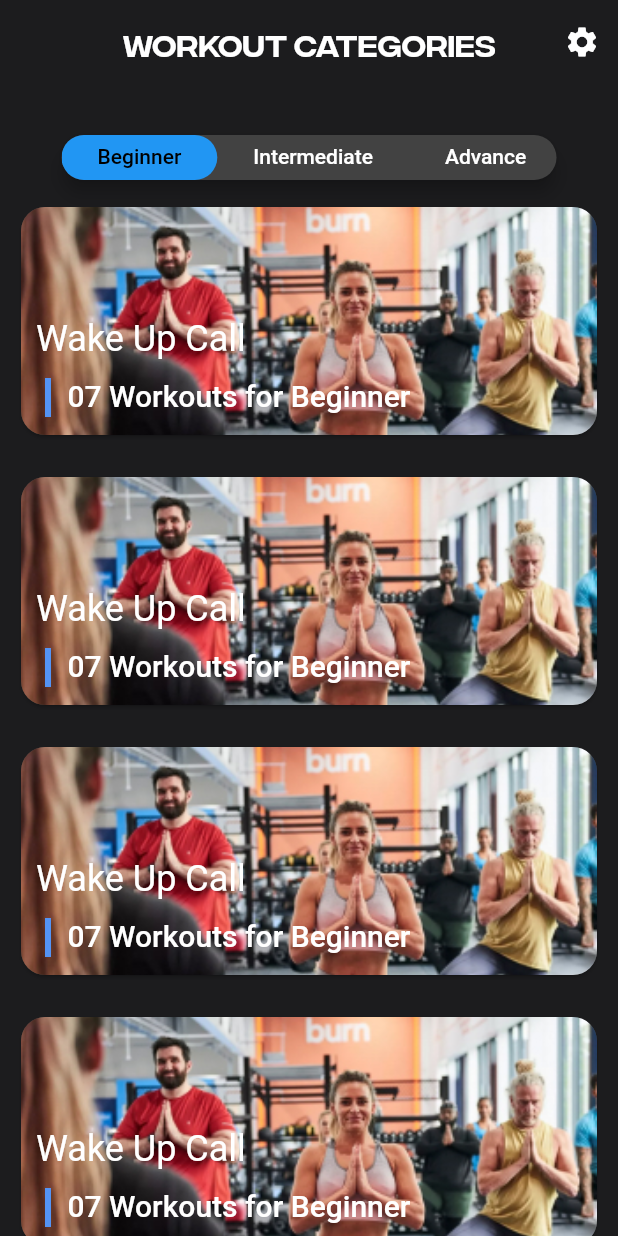
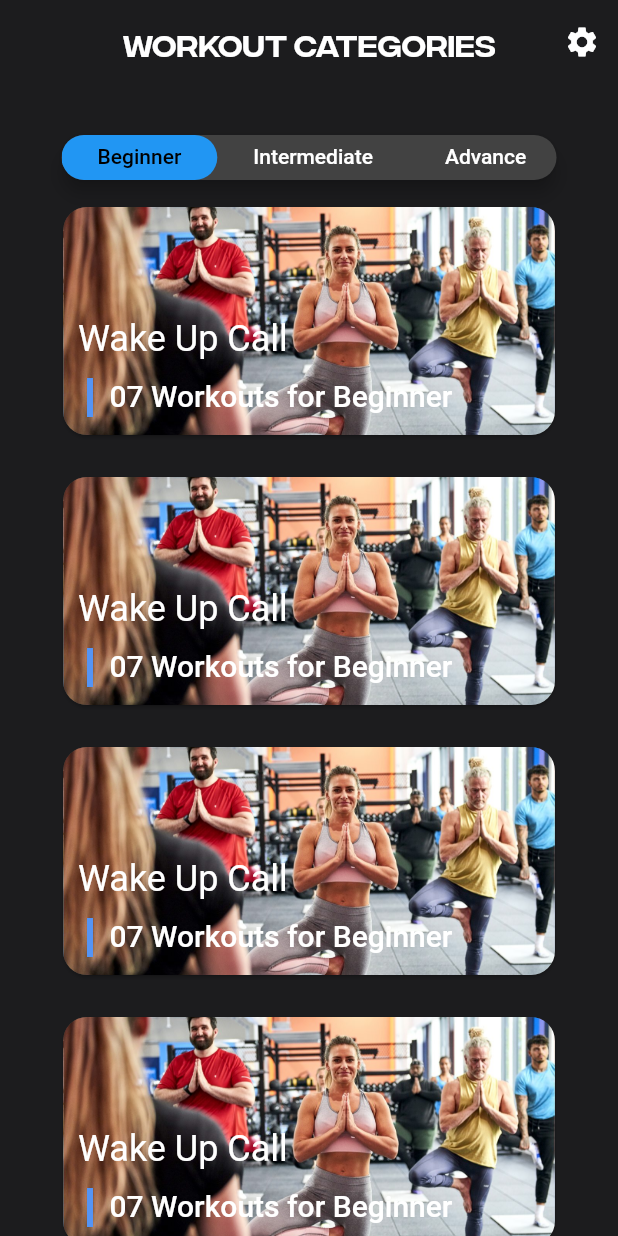
Before and after one commit to RojinTemell/gym_app, a Flutter app: the screen it shows after launch, on a phone screen of 412 x 824 dp. Run offline on Flutter 3.47's test engine with Material 2 defaults, Android fonts, the phone set to English and light mode, and no system bars.

Commit message:
refactor: minor change

```diff
--- a/lib/feature/workout_categories_page.dart
+++ b/lib/feature/workout_categories_page.dart
@@ -18,6 +18,7 @@ class _WorkoutCategoriesPageState extends State<WorkoutCategoriesPage>
   @override
   Widget build(BuildContext context) {
     TabController tabController = TabController(length: 3, vsync: this);
+    EdgeInsets horizontalPadding = const EdgeInsets.symmetric(horizontal: 28);
 
     return Scaffold(
       appBar: AppBar(
@@ -64,6 +65,8 @@ class _WorkoutCategoriesPageState extends State<WorkoutCategoriesPage>
           ),
         ),
         Expanded(
+            child: Padding(
+                padding: horizontalPadding,
                 child: TabBarView(
                   controller: tabController,
                   children: [
@@ -78,6 +81,7 @@ class _WorkoutCategoriesPageState extends State<WorkoutCategoriesPage>
                               imagePath: ImageEnums.cardImage.toJpg);
                         }),
                     ListView.builder(
+                        scrollDirection: Axis.vertical,
                         shrinkWrap: true,
                         itemCount: 3,
                         itemBuilder: (context, index) {
@@ -87,6 +91,7 @@ class _WorkoutCategoriesPageState extends State<WorkoutCategoriesPage>
                               imagePath: ImageEnums.cardImage.toJpg);
                         }),
                     ListView.builder(
+                        scrollDirection: Axis.vertical,
                         shrinkWrap: true,
                         itemCount: 4,
                         itemBuilder: (context, index) {
@@ -94,9 +99,9 @@ class _WorkoutCategoriesPageState extends State<WorkoutCategoriesPage>
                               cardTitle: StringConstants.cardTitle,
                               cardTypeTitle: StringConstants.cardTypeName,
                               imagePath: ImageEnums.cardImage.toJpg);
-                })
+                        }),
                   ],
-        )),
+                ))),
       ]),
     );
   }
```
Also changed, not shown: assets/images/gym_photo1.jpg. Lines whose indentation alone changed are shown as unchanged.
